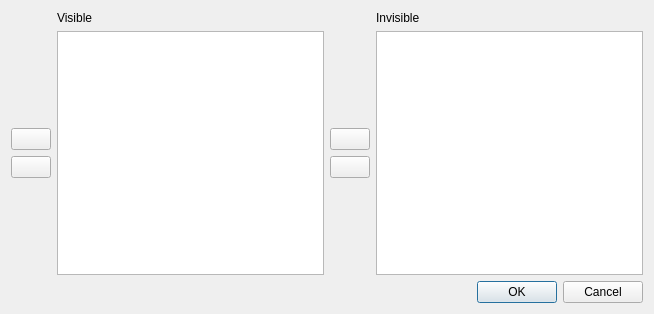
Old version of the form gui/settingsform.ui in the repository froglogic/tracetool.
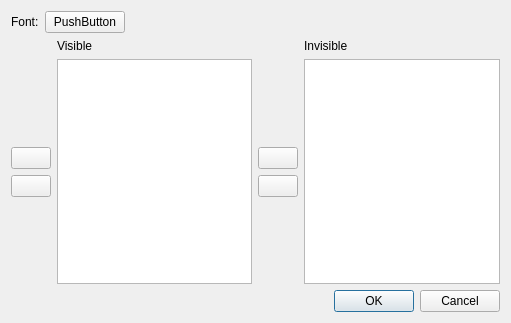
New version of the form. Icons and pictures are not drawn.

Commit message:
Added a font selection button to the Settings form
This button opens a dialog for selecting the font to be used for the
trace entry table.

The edit to the form file:
```diff
--- a/gui/settingsform.ui
+++ b/gui/settingsform.ui
@@ -6,15 +6,48 @@
    <rect>
     <x>0</x>
     <y>0</y>
-    <width>654</width>
-    <height>314</height>
+    <width>511</width>
+    <height>323</height>
    </rect>
   </property>
   <property name="windowTitle">
    <string>Trace Tool Settings</string>
   </property>
-  <layout class="QVBoxLayout" name="verticalLayout_3">
-   <item>
+  <layout class="QGridLayout" name="gridLayout_2">
+   <item row="0" column="0">
+    <widget class="QLabel" name="label_3">
+     <property name="text">
+      <string>Font:</string>
+     </property>
+    </widget>
+   </item>
+   <item row="0" column="1">
+    <widget class="QPushButton" name="fontButton">
+     <property name="sizePolicy">
+      <sizepolicy hsizetype="Preferred" vsizetype="Fixed">
+       <horstretch>0</horstretch>
+       <verstretch>0</verstretch>
+      </sizepolicy>
+     </property>
+     <property name="text">
+      <string>PushButton</string>
+     </property>
+    </widget>
+   </item>
+   <item row="0" column="2">
+    <spacer name="horizontalSpacer">
+     <property name="orientation">
+      <enum>Qt::Horizontal</enum>
+     </property>
+     <property name="sizeHint" stdset="0">
+      <size>
+       <width>265</width>
+       <height>20</height>
+      </size>
+     </property>
+    </spacer>
+   </item>
+   <item row="1" column="0" colspan="3">
     <layout class="QGridLayout" name="gridLayout">
      <item row="0" column="1">
       <widget class="QLabel" name="label">
@@ -142,7 +175,7 @@
      </item>
     </layout>
    </item>
-   <item>
+   <item row="2" column="2">
     <widget class="QDialogButtonBox" name="buttonBox">
      <property name="standardButtons">
       <set>QDialogButtonBox::Cancel|QDialogButtonBox::Ok</set>
```
The commit also changes 2 other files.
